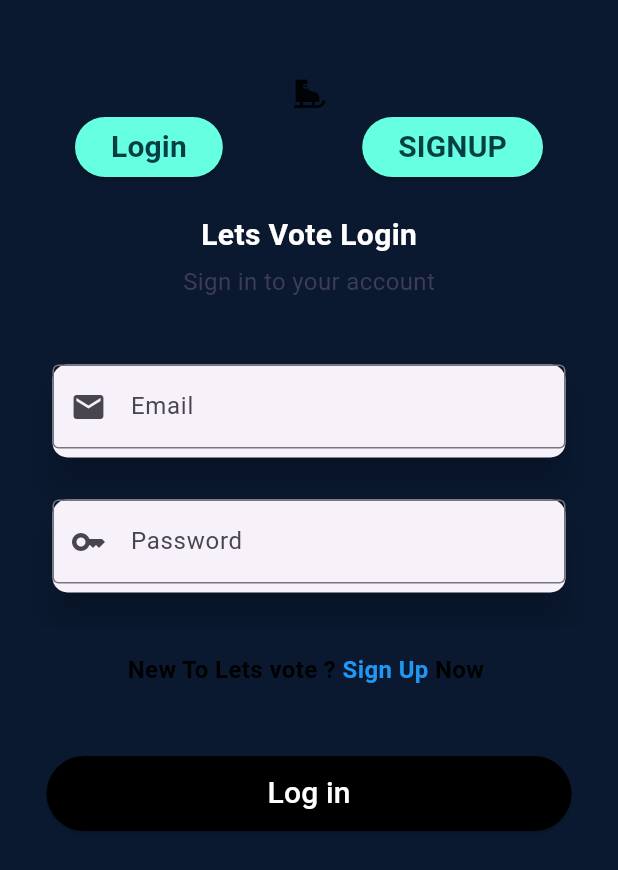
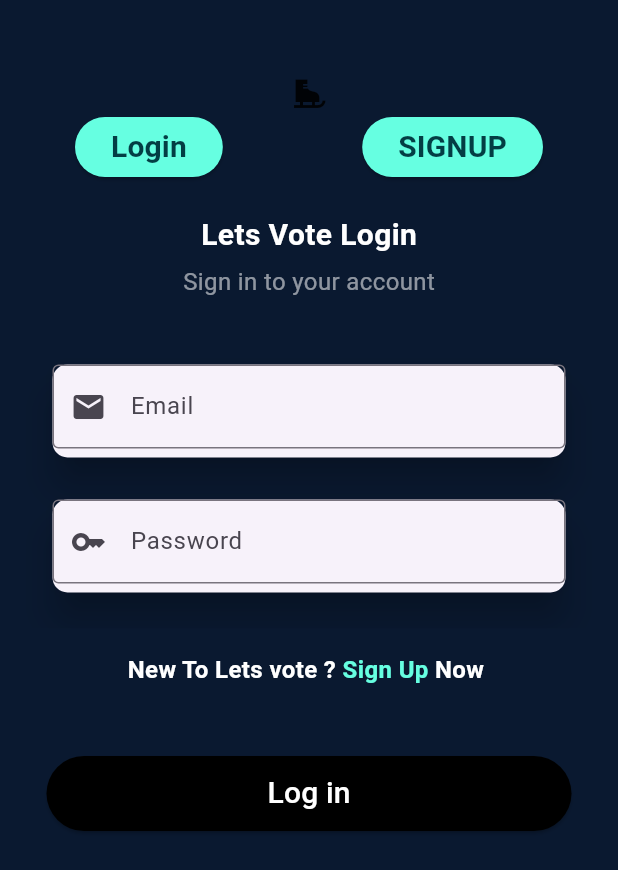
Before and after one commit to NaVindu0315/Let-s_Vote, a Flutter app: the screen it shows after launch, on a phone screen of 412 x 824 dp. Shown: the top 870 px of the screen. Run offline on Flutter 3.47's test engine with Material 3 defaults, Android fonts, the phone set to English and light mode, and no system bars; our stand-ins replace camera, cloud_firestore, firebase_auth, firebase_core, firebase_storage, image_picker and 1 more; accounts and stored records are empty.

Commit message:
chgned colors

```diff
--- a/lib/pages/login.dart
+++ b/lib/pages/login.dart
@@ -118,7 +118,7 @@ class _lginState extends State<lgin> {
                       'Sign in to your account',
                       style: TextStyle(
                         fontSize: 16,
-                        color: Color(0xFF3F3D56),
+                        color: Colors.white54,
                       ),
                     ),
                   ),
@@ -185,7 +185,7 @@ class _lginState extends State<lgin> {
                         Text(
                           "New To Lets vote ? ",
                           style: TextStyle(
-                            color: Colors.black,
+                            color: Colors.white,
                             fontWeight: FontWeight.bold,
                             fontSize: 16.0,
                           ),
@@ -203,7 +203,7 @@ class _lginState extends State<lgin> {
                             child: Text(
                               'Sign Up',
                               style: TextStyle(
-                                color: Colors.blue,
+                                color: AppColors.buttoncolor,
                                 fontSize: 16.0,
                                 fontWeight: FontWeight.bold,
                                 //decoration: TextDecoration.underline,
@@ -214,7 +214,7 @@ class _lginState extends State<lgin> {
                         Text(
                           " Now ",
                           style: TextStyle(
-                            color: Colors.black,
+                            color: Colors.white,
                             fontWeight: FontWeight.bold,
                             fontSize: 16.0,
                           ),
```
